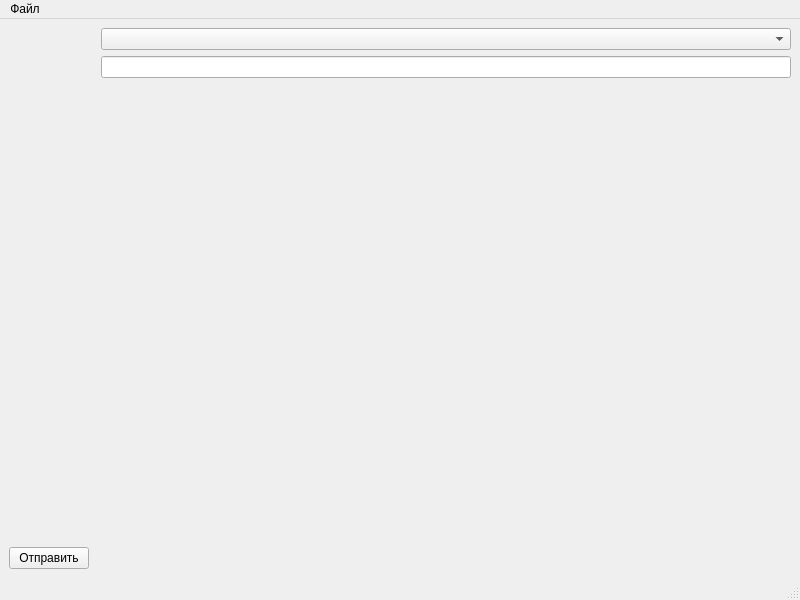
ilya4743/GENERATOR_NAMI, file mainwindow.ui: the form before one commit.
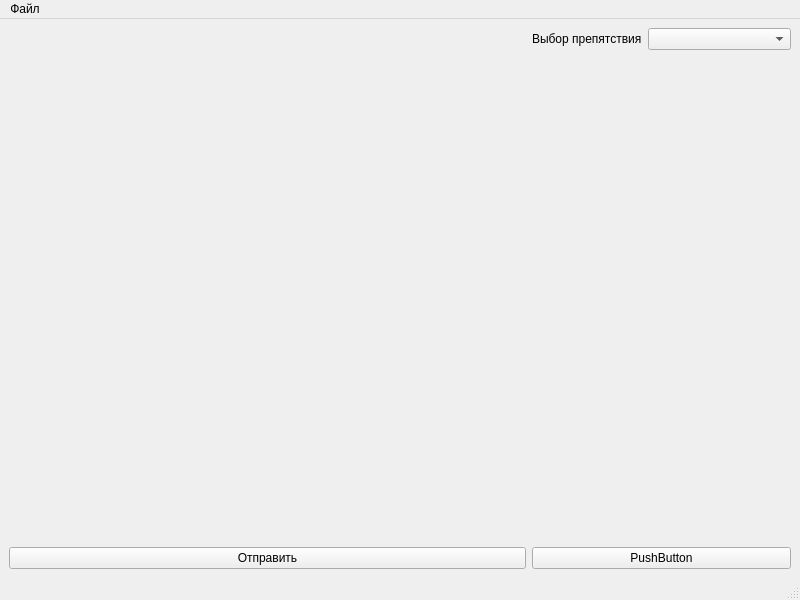
The form after the commit.

The edit to the form file:
```diff
--- a/mainwindow.ui
+++ b/mainwindow.ui
@@ -20,12 +20,16 @@
     </item>
     <item row="0" column="3">
      <layout class="QFormLayout" name="formLayout_4">
+      <item row="0" column="0">
+       <widget class="QLabel" name="label_2">
+        <property name="text">
+         <string>Выбор препятствия</string>
+        </property>
+       </widget>
+      </item>
       <item row="0" column="1">
        <widget class="QComboBox" name="comboBox"/>
       </item>
-      <item row="1" column="1">
-       <widget class="QLineEdit" name="lineEdit"/>
-      </item>
      </layout>
     </item>
     <item row="1" column="1" colspan="2">
@@ -35,6 +39,13 @@
       </property>
      </widget>
     </item>
+    <item row="1" column="3">
+     <widget class="QPushButton" name="pushButton_2">
+      <property name="text">
+       <string>PushButton</string>
+      </property>
+     </widget>
+    </item>
    </layout>
   </widget>
   <widget class="QMenuBar" name="menubar">
```
